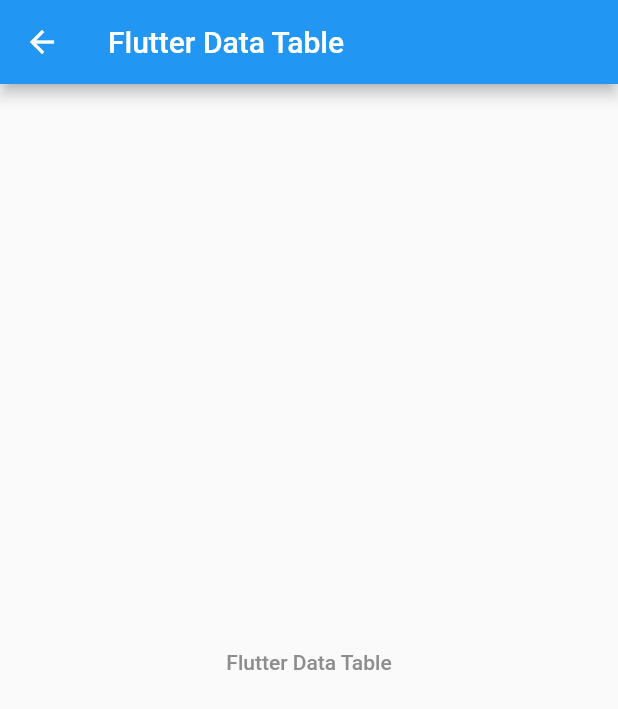
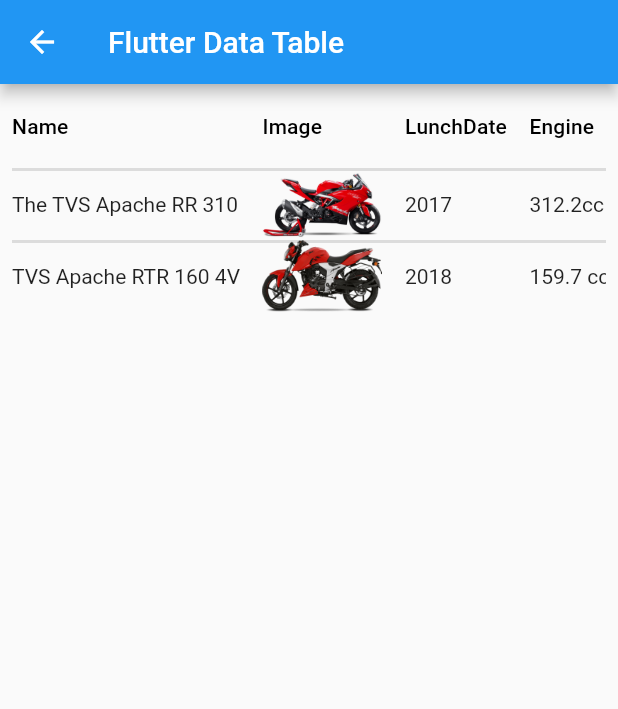
Before and after one commit to ruhulmath08/flutter_a2z, a Flutter app: the MyDataTable screen opened by its route, on a phone screen of 412 x 824 dp. Shown: the top 709 px of the screen. Run offline on Flutter 3.47's test engine with Material 2 defaults, Android fonts, the phone set to English and light mode, and no system bars; our stand-ins replace flutter_speed_dial, local_auth, toast; missing offline and left inert: flutter_reaction_button, flutter_syntax_view, giffy_dialog, rotated_corner_decoration.

Commit message:
add flutter_datatable

```diff
--- a/lib/screens/flutter_widgets/alert_dialog/fullscren_dialog/fullscreen_dialog.dart
+++ b/lib/screens/flutter_widgets/alert_dialog/fullscren_dialog/fullscreen_dialog.dart
@@ -49,3 +49,4 @@
     );
   }
 }
+//https://material.io/components/dialogs/flutter#full-screen-dialog
--- a/lib/screens/flutter_widgets/bottom_navigaion/my_bottom_navigation.dart
+++ b/lib/screens/flutter_widgets/bottom_navigaion/my_bottom_navigation.dart
@@ -28,8 +28,8 @@
       bottomNavigationBar: BottomNavigationBar(
         currentIndex: _selectPage,
         selectedFontSize: 16,
-        backgroundColor: Colors.blue,
-        selectedItemColor: Colors.red,
+        // backgroundColor: Colors.blue,
+        // selectedItemColor: Colors.red,
         onTap: (int index) {
           setState(() {
             _selectPage = index;
--- a/lib/screens/flutter_widgets/tables/flutter_data_table/flutter_data_table.dart
+++ b/lib/screens/flutter_widgets/tables/flutter_data_table/flutter_data_table.dart
@@ -10,13 +10,154 @@
 }
 
 class _MyDataTableState extends State<MyDataTable> {
+  List<FlutterDataTableModel> modelList = FlutterDataTableModel.fetchAll();
+
   @override
   Widget build(BuildContext context) {
     return Scaffold(
       appBar: AppBar(
         title: Text(widget.title),
       ),
-      body: Center(child: Text(widget.title)),
+      body: Padding(
+        padding: const EdgeInsets.all(8.0).copyWith(top: 0),
+        child: SingleChildScrollView(
+          scrollDirection: Axis.horizontal,
+          child: DataTable(
+            columnSpacing: 15,
+            dividerThickness: 2,
+            showCheckboxColumn: false,
+            //headingTextStyle: const TextStyle(fontWeight: FontWeight.bold, fontSize: 15, color: Colors.black),
+            horizontalMargin: 0,
+            columns: const [
+              DataColumn(
+                label: Text(
+                  'Name',
+                ),
+              ),
+              DataColumn(
+                label: Text('Image'),
+              ),
+              DataColumn(
+                label: Text(
+                  'LunchDate',
+                ),
+              ),
+              DataColumn(
+                label: Text('Engine'),
+              ),
+              DataColumn(
+                label: Text('MaxPower'),
+              ),
+              DataColumn(
+                label: Text('MaxTorque'),
+              ),
+              DataColumn(
+                label: Text('TopSpeed'),
+              ),
+              DataColumn(
+                label: Text('FuelCapacity'),
+              ),
+            ],
+            rows: modelList
+                .map(
+                  (model) => DataRow(
+                    cells: <DataCell>[
+                      DataCell(
+                        Text(model.name),
+                      ),
+                      DataCell(
+                        Image.asset(
+                          model.image,
+                          fit: BoxFit.fill,
+                          width: 80,
+                          height: 80,
+                        ),
+                      ),
+                      DataCell(
+                        Text(model.lunchDate),
+                      ),
+                      DataCell(
+                        Text(model.engine),
+                      ),
+                      DataCell(
+                        Text(model.maxPower),
+                      ),
+                      DataCell(
+                        Text(model.maxTorque),
+                      ),
+                      DataCell(
+                        Text(model.topSpeed),
+                      ),
+                      DataCell(
+                        Text(model.fuelCapacity),
+                      ),
+                    ],
+                    // onSelectChanged: (value) {
+                    //   Navigator.push(
+                    //     context,
+                    //     MaterialPageRoute<void>(
+                    //       builder: (BuildContext context) => FullScreenDialog(
+                    //         validateShoutModel: shout,
+                    //       ),
+                    //       fullscreenDialog: true,
+                    //     ),
+                    //   );
+                    // },
+                  ),
+                )
+                .toList(),
+          ),
+        ),
+      ),
     );
   }
 }
+
+class FlutterDataTableModel {
+  String name;
+  String image;
+  String lunchDate;
+  String engine;
+  String maxPower;
+  String maxTorque;
+  String topSpeed;
+  String fuelCapacity;
+
+  FlutterDataTableModel({
+    this.name,
+    this.image,
+    this.lunchDate,
+    this.engine,
+    this.maxPower,
+    this.maxTorque,
+    this.topSpeed,
+    this.fuelCapacity,
+  });
+
+  static List<FlutterDataTableModel> fetchAll() {
+    return [
+      FlutterDataTableModel(
+        name: 'The TVS Apache RR 310',
+        image: 'assets/images/apache_rr310.png',
+        lunchDate: '2017',
+        engine: '312.2cc',
+        maxPower: '25 kW @9700 rmp',
+        maxTorque: '27.3 Nm@ 7700 rpm',
+        topSpeed: '160 km/h',
+        fuelCapacity: '11 L',
+      ),
+      FlutterDataTableModel(
+        name: 'TVS Apache RTR 160 4V',
+        image: 'assets/images/apache_rtr_160_4V.png',
+        lunchDate: '2018',
+        engine: '159.7 cc',
+        maxPower: '16.02 PS @ 8250 rpm',
+        maxTorque: '14.12 Nm @ 7250 rpm',
+        topSpeed: '114km/h',
+        fuelCapacity: '12 L',
+      ),
+    ];
+  }
+}
+
+//ToDo: show all completed (flutter a2z) item in here
```
Also changed, not shown: lib/main.dart (+10 -7 lines), lib/screens/flutter_widgets/datetime_picker/date_time_picker.dart (added, +22 -0 lines), lib/screens/flutter_widgets/tables/table_with_pagination/table_with_pagination.dart (+55 -1 lines).
